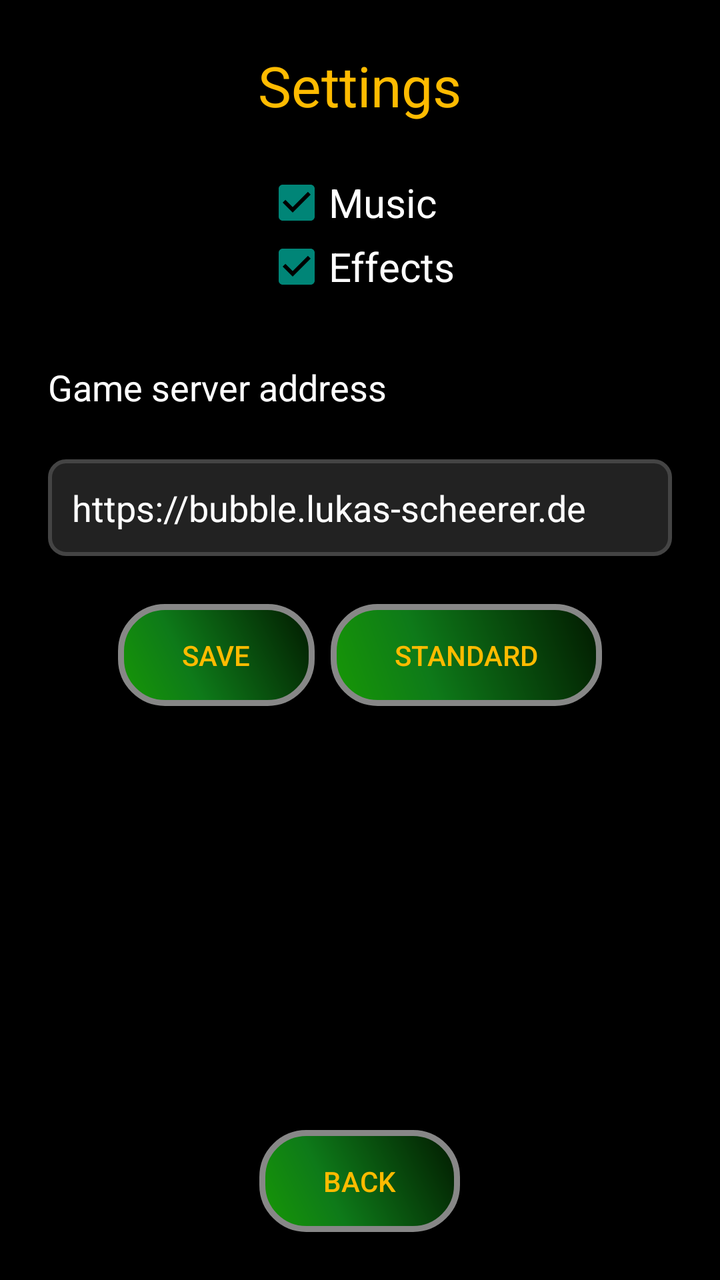
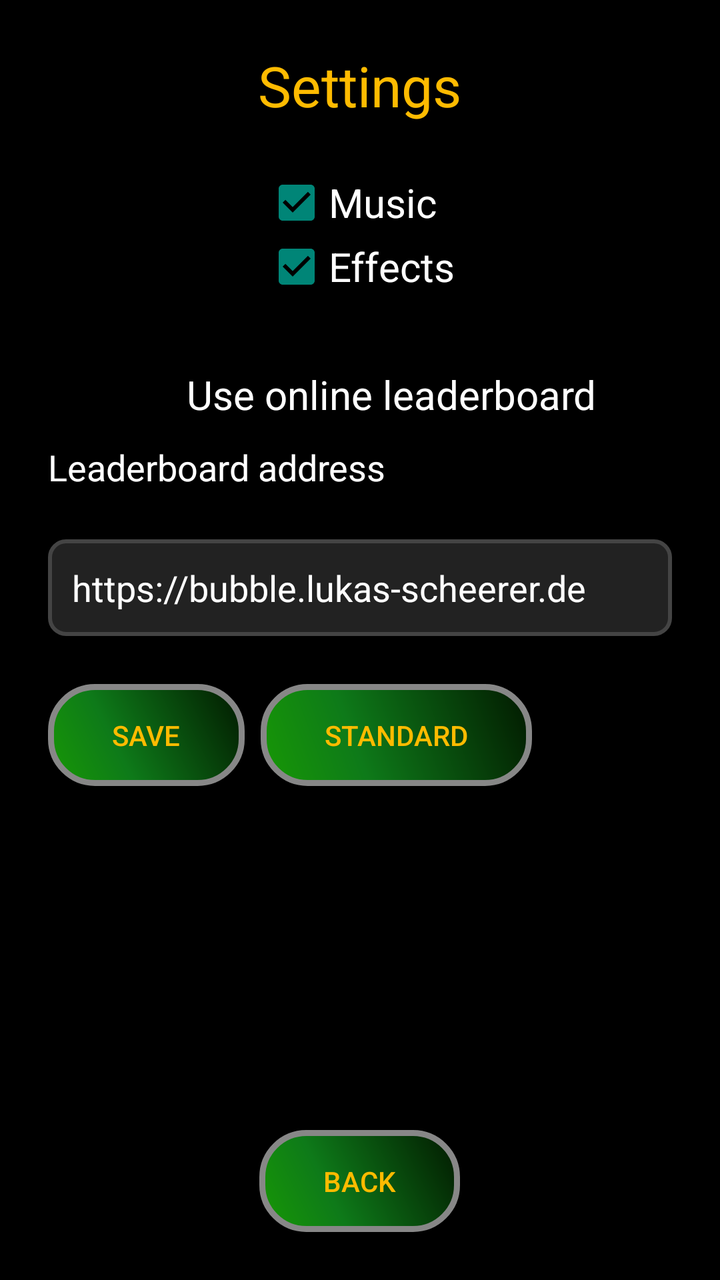

Two renders of the same Android screen: before a commit and after it. Below are the layout's source before the change and the commit's diff.
<!-- AndroidManifest.xml: application theme AppTheme -->
<!-- res/layout/settings.xml -->
<ScrollView xmlns:android="http://schemas.android.com/apk/res/android"
        android:layout_width="match_parent"
        android:layout_height="match_parent"
        android:fillViewport="true"
        android:background="@color/black">

    <LinearLayout
            android:layout_width="match_parent"
            android:layout_height="match_parent"
            android:gravity="center_horizontal"
            android:orientation="vertical"
            android:padding="24dp">

        <TextView
                android:id="@+id/settings_title"
                android:layout_width="wrap_content"
                android:layout_height="wrap_content"
                android:layout_marginBottom="24dp"
                android:text="@string/action_settings"
                android:textColor="@color/gold"
                android:textSize="28sp" />

        <LinearLayout
                android:layout_width="wrap_content"
                android:layout_height="wrap_content"
                android:layout_marginBottom="24dp"
                android:orientation="vertical">

            <CheckBox
                    android:id="@+id/music_box"
                    android:layout_width="wrap_content"
                    android:layout_height="wrap_content"
                    android:checked="true"
                    android:text="@string/music"
                    android:textColor="@color/white"
                    android:textSize="20sp" />

            <CheckBox
                    android:id="@+id/effects_box"
                    android:layout_width="wrap_content"
                    android:layout_height="wrap_content"
                    android:checked="true"
                    android:text="@string/effects"
                    android:textColor="@color/white"
                    android:textSize="20sp" />
        </LinearLayout>

        <TextView
                android:id="@+id/backend_url_label"
                android:layout_width="match_parent"
                android:layout_height="wrap_content"
                android:layout_marginTop="8dp"
                android:text="@string/game_server_address"
                android:textColor="@color/white"
                android:textSize="18sp" />

        <EditText
                android:id="@+id/backend_url_field"
                android:layout_width="match_parent"
                android:layout_height="wrap_content"
                android:layout_marginTop="24dp"
                android:background="@drawable/input_background"
                android:hint="@string/backend_default_url"
                android:inputType="textUri"
                android:padding="12dp"
                android:singleLine="true"
                android:textColor="@color/white"
                android:textColorHint="@color/white"
                android:textSize="18sp" />

        <LinearLayout
                android:layout_width="wrap_content"
                android:layout_height="wrap_content"
                android:layout_marginTop="24dp"
                android:orientation="horizontal">

            <Button
                    android:id="@+id/test_connection_button"
                    android:layout_width="wrap_content"
                    android:layout_height="wrap_content"
                    android:layout_marginEnd="8dp"
                    android:background="@drawable/button"
                    android:text="@string/save"
                    android:textColor="@color/gold" />

            <Button
                    android:id="@+id/reset_backend_url_button"
                    android:layout_width="wrap_content"
                    android:layout_height="wrap_content"
                    android:background="@drawable/button"
                    android:text="@string/reset_server_address"
                    android:textColor="@color/gold"
                    android:textSize="14sp" />
        </LinearLayout>

        <Space
                android:layout_width="1dp"
                android:layout_height="0dp"
                android:layout_weight="1" />

        <Button
                android:id="@+id/back_to_menu_button"
                android:layout_width="wrap_content"
                android:layout_height="wrap_content"
                android:layout_marginTop="24dp"
                android:background="@drawable/button"
                android:text="@string/back_to_menu"
                android:textColor="@color/gold" />
    </LinearLayout>
</ScrollView>
<!-- resources referenced by this layout -->
<resources>
  <color name="black">#000000</color>
  <color name="gold">#FFBB00</color>
  <color name="white">#ffffff</color>
  <!-- drawable button (drawable) -->
  <?xml version="1.0" encoding="utf-8"?>
  <shape xmlns:android="http://schemas.android.com/apk/res/android" android:shape="rectangle" >
      <corners android:radius="22dp"/>
      <gradient
          android:angle="45"
          android:centerX="35%"
          android:centerColor="#0E7A19"
          android:startColor="#179805"
          android:endColor="#021900"
          android:type="linear"/>
      <padding
          android:left="32sp"
          android:top="16sp"
          android:right="32sp"
          android:bottom="16sp"/>
      <stroke
          android:width="3dp"
          android:color="#878787"/>
  </shape>
  <!-- drawable input_background (drawable) -->
  <?xml version="1.0" encoding="utf-8"?>
  <shape xmlns:android="http://schemas.android.com/apk/res/android"
      android:shape="rectangle">
      <solid android:color="#222222" />
      <corners android:radius="8dp" />
      <stroke
          android:width="2dp"
          android:color="#444444" />
      <padding
          android:bottom="8dp"
          android:left="16dp"
          android:right="16dp"
          android:top="8dp" />
  </shape>
  <string name="action_settings">Settings</string>
  <string name="back_to_menu">Back</string>
  <string name="backend_default_url" translatable="false">https://bubble.lukas-scheerer.de</string>
  <string name="effects">Effects</string>
  <string name="game_server_address">Game server address</string>
  <string name="music">Music</string>
  <string name="reset_server_address">Standard</string>
  <string name="save">Save</string>
  <style name="AppTheme" parent="Base.Theme.AppCompat.Light.DarkActionBar">
  
      </style>
</resources>

<!-- the commit's change to res/layout/settings.xml (unified diff, before → after) -->
@@ -45,34 +45,49 @@
                     android:textSize="20sp" />
         </LinearLayout>
 
-        <TextView
-                android:id="@+id/backend_url_label"
+        <CheckBox
+                android:id="@+id/online_leaderboard_box"
+                android:layout_width="wrap_content"
+                android:layout_height="wrap_content"
+                android:layout_marginTop="8dp"
+                android:text="@string/use_online_leaderboard"
+                android:textColor="@color/white"
+                android:textSize="20sp" />
+
+        <LinearLayout
+                android:id="@+id/backend_settings"
                 android:layout_width="match_parent"
                 android:layout_height="wrap_content"
-                android:layout_marginTop="8dp"
-                android:text="@string/game_server_address"
-                android:textColor="@color/white"
-                android:textSize="18sp" />
+                android:orientation="vertical">
 
-        <EditText
-                android:id="@+id/backend_url_field"
-                android:layout_width="match_parent"
-                android:layout_height="wrap_content"
-                android:layout_marginTop="24dp"
-                android:background="@drawable/input_background"
-                android:hint="@string/backend_default_url"
-                android:inputType="textUri"
-                android:padding="12dp"
-                android:singleLine="true"
-                android:textColor="@color/white"
-                android:textColorHint="@color/white"
-                android:textSize="18sp" />
+            <TextView
+                    android:id="@+id/backend_url_label"
+                    android:layout_width="match_parent"
+                    android:layout_height="wrap_content"
+                    android:layout_marginTop="8dp"
+                    android:text="@string/game_server_address"
+                    android:textColor="@color/white"
+                    android:textSize="18sp" />
 
-        <LinearLayout
-                android:layout_width="wrap_content"
-                android:layout_height="wrap_content"
-                android:layout_marginTop="24dp"
-                android:orientation="horizontal">
+            <EditText
+                    android:id="@+id/backend_url_field"
+                    android:layout_width="match_parent"
+                    android:layout_height="wrap_content"
+                    android:layout_marginTop="24dp"
+                    android:background="@drawable/input_background"
+                    android:hint="@string/backend_default_url"
+                    android:inputType="textUri"
+                    android:padding="12dp"
+                    android:singleLine="true"
+                    android:textColor="@color/white"
+                    android:textColorHint="@color/white"
+                    android:textSize="18sp" />
+
+            <LinearLayout
+                    android:layout_width="wrap_content"
+                    android:layout_height="wrap_content"
+                    android:layout_marginTop="24dp"
+                    android:orientation="horizontal">
 
             <Button
                     android:id="@+id/test_connection_button"
@@ -91,6 +106,7 @@
                     android:text="@string/reset_server_address"
                     android:textColor="@color/gold"
                     android:textSize="14sp" />
+            </LinearLayout>
         </LinearLayout>
 
         <Space
<!-- resource entries referenced after the edit -->
@@ -42,10 +42,11 @@
   <string name="back_to_menu">Back</string>
   <string name="backend_default_url" translatable="false">https://bubble.lukas-scheerer.de</string>
   <string name="effects">Effects</string>
-  <string name="game_server_address">Game server address</string>
+  <string name="game_server_address">Leaderboard address</string>
   <string name="music">Music</string>
   <string name="reset_server_address">Standard</string>
   <string name="save">Save</string>
+  <string name="use_online_leaderboard">Use online leaderboard</string>
   <style name="AppTheme" parent="Base.Theme.AppCompat.Light.DarkActionBar">
   
       </style>
